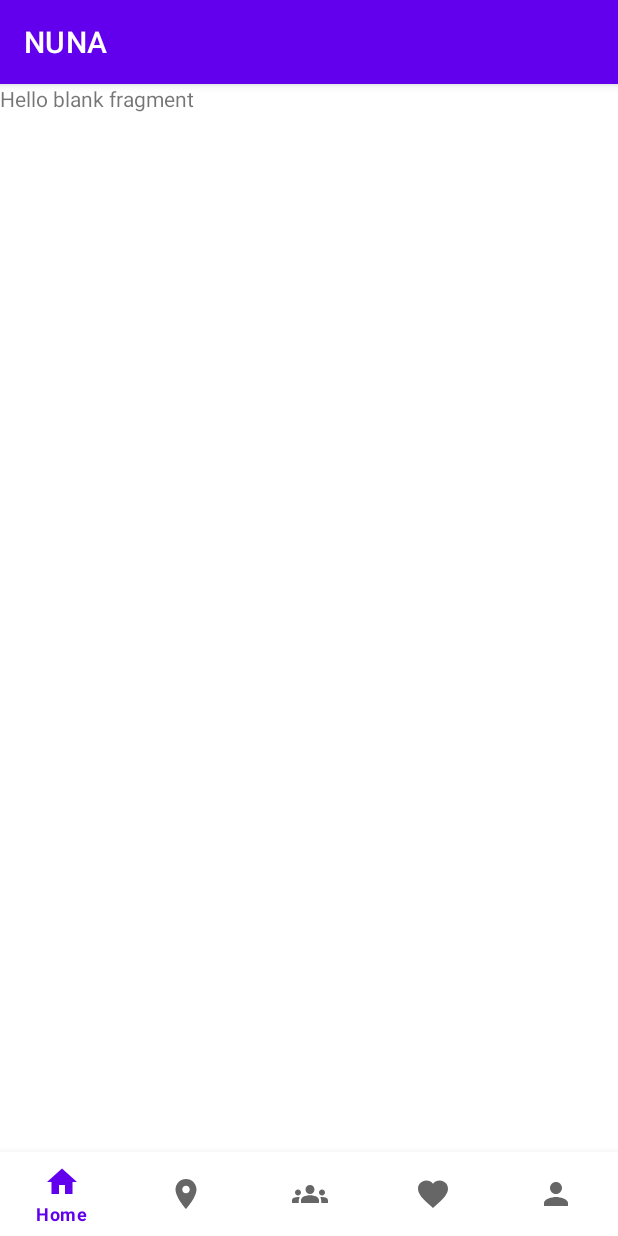
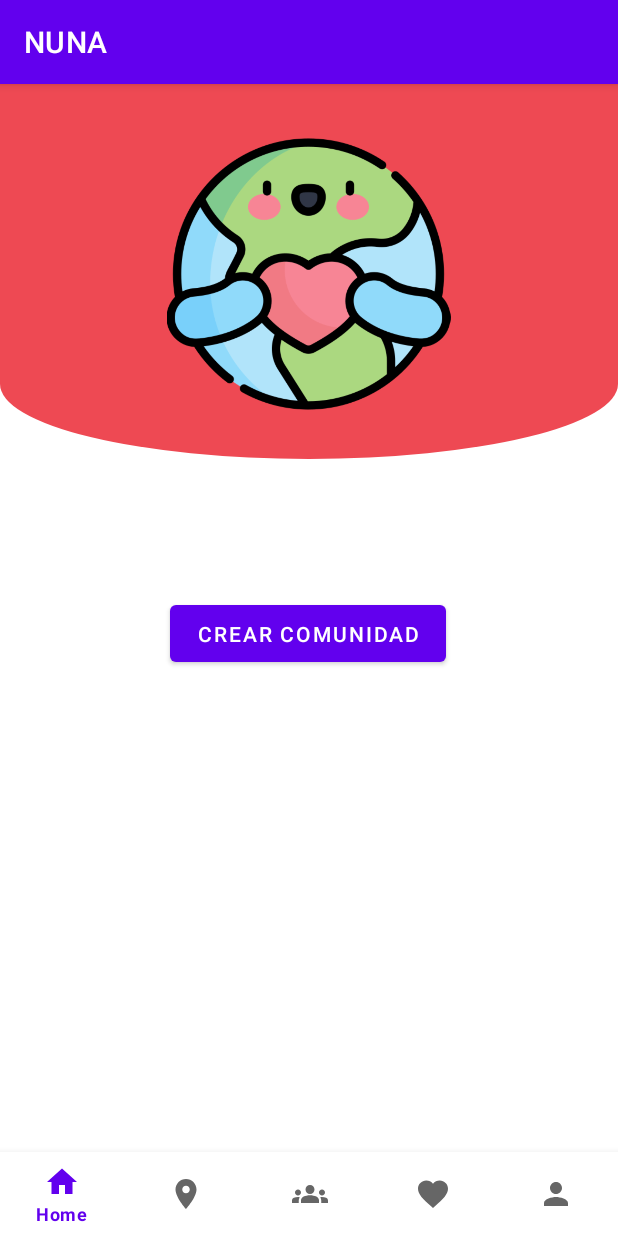
Before and after one commit to VictorV-R/EcoClub, an Android app: the fragment CollaborateFragment placed in its activity, on a phone screen of 412 x 824 dp. Run offline under Robolectric (Android 15) with nearby library versions, the phone set to English and light mode, and no system bars; pictures from the network do not load.

Commit message:
Diseño de fragment_collaborate

```diff
--- /dev/null
+++ b/app/src/main/res/drawable/bg_design_collaborate.xml
@@ -0,0 +1,16 @@
+<?xml version="1.0" encoding="utf-8"?>
+<layer-list xmlns:android="http://schemas.android.com/apk/res/android">
+    <item android:height="100dp"
+        android:gravity="top"
+        android:top="150dp">
+        <shape android:shape="oval">
+            <solid android:color="@color/color_quaternary"/>
+        </shape>
+    </item>
+    <item android:height="200dp"
+        android:gravity="top">
+        <shape android:shape="rectangle">
+            <solid android:color="@color/color_quaternary"/>
+        </shape>
+    </item>
+</layer-list>
--- a/app/src/main/res/layout/fragment_collaborate.xml
+++ b/app/src/main/res/layout/fragment_collaborate.xml
@@ -1,14 +1,31 @@
 <?xml version="1.0" encoding="utf-8"?>
-<FrameLayout xmlns:android="http://schemas.android.com/apk/res/android"
+<androidx.constraintlayout.widget.ConstraintLayout xmlns:android="http://schemas.android.com/apk/res/android"
+    xmlns:app="http://schemas.android.com/apk/res-auto"
     xmlns:tools="http://schemas.android.com/tools"
     android:layout_width="match_parent"
     android:layout_height="match_parent"
+    android:background="@drawable/bg_design_collaborate"
     tools:context=".fragments.CollaborateFragment">
 
-    <!-- TODO: Update blank fragment layout -->
-    <TextView
-        android:layout_width="match_parent"
-        android:layout_height="match_parent"
-        android:text="@string/hello_blank_fragment" />
+    <ImageView
+        android:id="@+id/imageViewLogo"
+        android:layout_width="206dp"
+        android:layout_height="189dp"
+        android:layout_marginTop="32dp"
+        android:src="@drawable/abrazo"
+        app:layout_constraintEnd_toEndOf="parent"
+        app:layout_constraintHorizontal_bias="0.497"
+        app:layout_constraintStart_toStartOf="parent"
+        app:layout_constraintTop_toTopOf="parent" />
 
-</FrameLayout>
+    <Button
+        android:id="@+id/buttonCrearComunity"
+        android:layout_width="184dp"
+        android:layout_height="50dp"
+        android:layout_marginTop="120dp"
+        android:text="@string/txt_btn_crearCom"
+        app:layout_constraintEnd_toEndOf="parent"
+        app:layout_constraintHorizontal_bias="0.497"
+        app:layout_constraintStart_toStartOf="parent"
+        app:layout_constraintTop_toBottomOf="@+id/imageViewLogo" />
+</androidx.constraintlayout.widget.ConstraintLayout>
--- a/app/src/main/res/values/strings.xml
+++ b/app/src/main/res/values/strings.xml
@@ -29,6 +29,9 @@
     <!-- TODO: Remove or change this placeholder text -->
     <string name="hello_blank_fragment">Hello blank fragment</string>
 
+    <!-- Strings related to collaborate Fragment -->
+    <string name="txt_btn_crearCom">Crear comunidad</string>
+
     <!-- Strings related to profile Fragment -->
     <string name="txt_rbtn_option1">Mi perfil</string>
     <string name="txt_rbtn_option2">Mis logros</string>
```
Also changed, not shown: app/src/main/res/drawable/abrazo.png (added).
